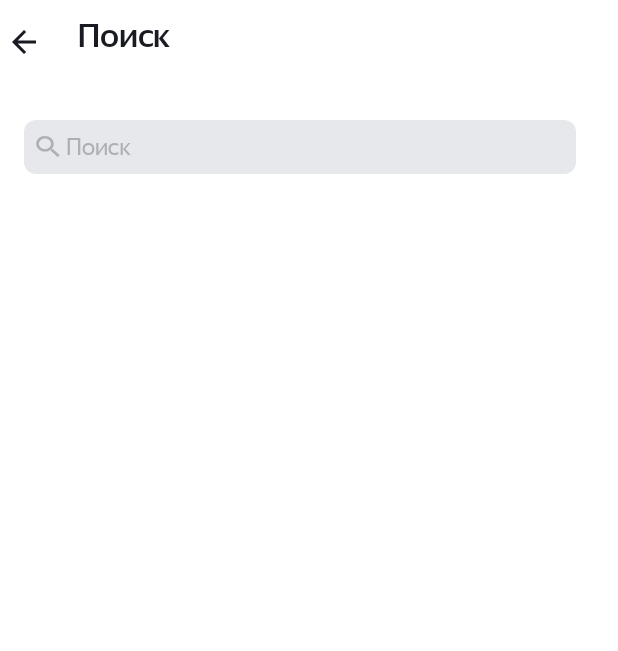
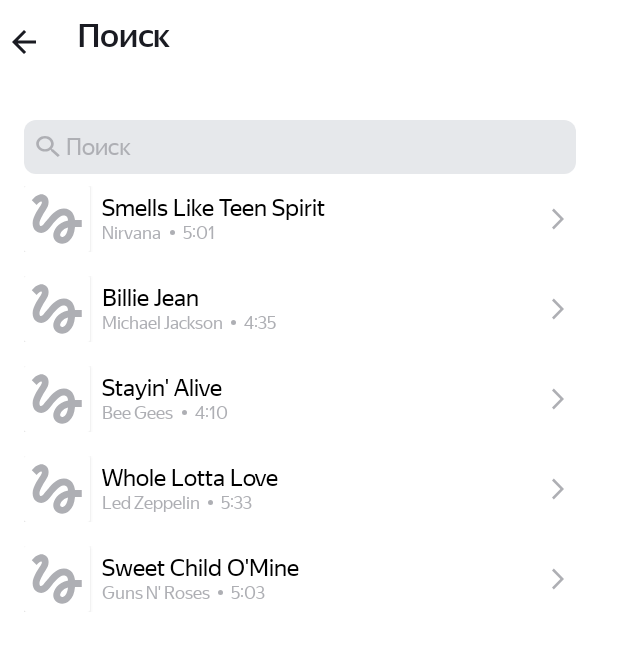
Before and after one commit to ekalemen/PlaylistMaker, an Android app: the screen it shows after launch (SearchActivity), after a tap on "Поиск", on a phone screen of 412 x 824 dp. Shown: the top 651 px of the screen. Run offline under Robolectric (Android 15) with nearby library versions, the phone set to English and light mode, and no system bars; pictures from the network do not load.

Commit message:
Sprint #10 Homework
This adds reciclerview for the tracks list in serch activity.

Signed-off-by: Eugeny Kalemenev <e.kalemenev@yadro.com>

```diff
--- a/app/build.gradle.kts
+++ b/app/build.gradle.kts
@@ -41,6 +41,8 @@ dependencies {
     implementation("androidx.appcompat:appcompat:1.7.0")
     implementation("com.google.android.material:material:1.12.0")
     implementation("androidx.constraintlayout:constraintlayout:2.1.4")
+    implementation ("com.github.bumptech.glide:glide:4.14.2")
+    annotationProcessor ("com.github.bumptech.glide:compiler:4.14.2")
     testImplementation("junit:junit:4.13.2")
     androidTestImplementation("androidx.test.ext:junit:1.2.1")
     androidTestImplementation("androidx.test.espresso:espresso-core:3.6.1")
--- a/app/src/main/AndroidManifest.xml
+++ b/app/src/main/AndroidManifest.xml
@@ -1,6 +1,8 @@
 <?xml version="1.0" encoding="utf-8"?>
 <manifest xmlns:android="http://schemas.android.com/apk/res/android"
     xmlns:tools="http://schemas.android.com/tools">
+
+    <uses-permission android:name="android.permission.INTERNET"/>
 
     <application
         android:allowBackup="true"
--- /dev/null
+++ b/app/src/main/java/com/practicum/playlistmaker/MockTrackList.kt
@@ -0,0 +1,37 @@
+package com.practicum.playlistmaker
+
+object MockTrackList {
+    val tracks = listOf<Track>(
+        Track(
+            "Smells Like Teen Spirit",
+            "Nirvana",
+            "5:01",
+            "https://is5-ssl.mzstatic.com/image/thumb/Music115/v4/7b/58/c2/7b58c21a-2b51-2bb2-e59a-9bb9b96ad8c3/00602567924166.rgb.jpg/100x100bb.jpg"
+        ),
+        Track(
+            "Billie Jean",
+            "Michael Jackson",
+            "4:35",
+            "https://is5-ssl.mzstatic.com/image/thumb/Music125/v4/3d/9d/38/3d9d3811-71f0-3a0e-1ada-3004e56ff852/827969428726.jpg/100x100bb.jpg"
+        ),
+        Track(
+            "Stayin' Alive",
+            "Bee Gees",
+            "4:10",
+            "https://is4-ssl.mzstatic.com/image/thumb/Music115/v4/1f/80/1f/1f801fc1-8c0f-ea3e-d3e5-387c6619619e/16UMGIM86640.rgb.jpg/100x100bb.jpg",
+        ),
+        Track(
+            "Whole Lotta Love",
+            "Led Zeppelin",
+            "5:33",
+            "https://is2-ssl.mzstatic.com/image/thumb/Music62/v4/7e/17/e3/7e17e33f-2efa-2a36-e916-7f808576cf6b/mzm.fyigqcbs.jpg/100x100bb.jpg",
+        ),
+        Track
+            (
+            "Sweet Child O'Mine",
+            "Guns N' Roses",
+            "5:03",
+            "https://is5-ssl.mzstatic.com/image/thumb/Music125/v4/a0/4d/c4/a04dc484-03cc-02aa-fa82-5334fcb4bc16/18UMGIM24878.rgb.jpg/100x100bb.jpg"
+        )
+    )
+}
--- a/app/src/main/java/com/practicum/playlistmaker/SearchActivity.kt
+++ b/app/src/main/java/com/practicum/playlistmaker/SearchActivity.kt
@@ -5,9 +5,15 @@ import androidx.appcompat.app.AppCompatActivity
 import android.os.Bundle
 import android.text.Editable
 import android.text.TextWatcher
+import android.view.LayoutInflater
 import android.view.MotionEvent
 import android.view.View
+import android.view.ViewGroup
 import android.widget.EditText
+import android.widget.ImageView
+import android.widget.TextView
+import androidx.recyclerview.widget.RecyclerView
+import com.bumptech.glide.Glide
 
 class SearchActivity : AppCompatActivity() {
     var inputText: String = AMOUNT_DEF
@@ -29,6 +35,10 @@ class SearchActivity : AppCompatActivity() {
     override fun onCreate(savedInstanceState: Bundle?) {
         super.onCreate(savedInstanceState)
         setContentView(R.layout.activity_search)
+
+        val recyclerView = findViewById<RecyclerView>(R.id.tracksRecyclerView)
+        val trackAdapter = TrackAdapter(MockTrackList.tracks)
+        recyclerView.adapter = trackAdapter
 
         val searchEditText = findViewById<EditText>(R.id.searchEditText)
 
@@ -75,3 +85,39 @@ class SearchActivity : AppCompatActivity() {
         searchEditText.addTextChangedListener(searchTextWatcher)
     }
 }
+
+class TrackAdapter(
+    private val tracks: List<Track>
+) : RecyclerView.Adapter<TrackViewHolder> () {
+
+    override fun onCreateViewHolder(parent: ViewGroup, viewType: Int): TrackViewHolder {
+        val view = LayoutInflater.from(parent.context).inflate(R.layout.track_item, parent, false)
+        return TrackViewHolder(view)
+    }
+
+    override fun onBindViewHolder(holder: TrackViewHolder, position: Int) {
+        holder.bind(tracks[position])
+    }
+
+    override fun getItemCount(): Int {
+        return tracks.size
+    }
+
+}
+class TrackViewHolder(itemView: View): RecyclerView.ViewHolder(itemView) {
+
+    private val artist: TextView = itemView.findViewById(R.id.foundArtistName)
+    private val trackName: TextView = itemView.findViewById(R.id.foundTrackName)
+    private val albumCover: ImageView = itemView.findViewById(R.id.albumCover)
+    private val trackTime: TextView = itemView.findViewById(R.id.foundTrackTime)
+
+    fun bind(model: Track) {
+        artist.setText(model.artistName)
+        trackName.setText(model.trackName)
+        trackTime.setText(model.trackTime)
+        Glide.with(itemView)
+            .load(model.artworkUrl100)
+            .placeholder(R.drawable.ic_track_placeholder)
+            .into(albumCover)
+    }
+}
--- /dev/null
+++ b/app/src/main/java/com/practicum/playlistmaker/Track.kt
@@ -0,0 +1,8 @@
+package com.practicum.playlistmaker
+
+data class Track(
+    val trackName: String,       // Название композиции
+    val artistName: String,      // Имя исполнителя
+    val trackTime: String,       // Продолжительность трека
+    val artworkUrl100: String   // Ссылка на изображение обложки
+)
--- /dev/null
+++ b/app/src/main/res/drawable/ic_artist_time_separator.xml
@@ -0,0 +1,12 @@
+<?xml version="1.0" encoding="utf-8"?>
+<shape
+    xmlns:android="http://schemas.android.com/apk/res/android"
+    android:shape="oval">
+
+    <solid
+        android:color="@color/search_gray"/>
+
+    <size
+        android:width="3dp"
+        android:height="3dp"/>
+</shape>
--- /dev/null
+++ b/app/src/main/res/drawable/ic_forward.xml
@@ -0,0 +1,9 @@
+<vector xmlns:android="http://schemas.android.com/apk/res/android"
+    android:width="24dp"
+    android:height="24dp"
+    android:viewportWidth="24"
+    android:viewportHeight="24">
+    <path
+        android:pathData="M8,17.749L9.213,19L16,12L9.213,5L8,6.252L13.573,12L8,17.749Z"
+        android:fillColor="@color/settings_gray"/>
+</vector>
--- /dev/null
+++ b/app/src/main/res/drawable/ic_track_placeholder.xml
@@ -0,0 +1,13 @@
+<vector xmlns:android="http://schemas.android.com/apk/res/android"
+    android:width="45dp"
+    android:height="45dp"
+    android:viewportWidth="45"
+    android:viewportHeight="45">
+    <group>
+        <clip-path
+            android:pathData="M0,0h45v45h-45z"/>
+        <path
+            android:pathData="M8.606,12.919C9.919,11.587 11.231,10.387 11.813,10.631C12.75,11.006 11.813,12.563 11.25,13.481C10.781,14.269 5.888,20.775 5.888,25.313C5.888,27.712 6.788,29.7 8.4,30.9C9.806,31.95 11.663,32.269 13.35,31.763C15.356,31.181 17.006,29.138 19.087,26.569C21.356,23.775 24.394,20.119 26.737,20.119C29.794,20.119 29.831,22.013 30.038,23.475C22.95,24.675 19.95,30.356 19.95,33.544C19.95,36.731 22.65,39.338 25.969,39.338C29.025,39.338 34.013,36.844 34.763,27.9H39.375V23.212H34.744C34.463,20.119 32.7,15.337 27.188,15.337C22.969,15.337 19.35,18.919 17.925,20.663C16.837,22.031 14.063,25.313 13.631,25.763C13.163,26.325 12.356,27.337 11.55,27.337C10.706,27.337 10.2,25.781 10.875,23.737C11.531,21.694 13.5,18.375 14.344,17.138C15.806,15 16.781,13.538 16.781,10.988C16.781,6.919 13.706,5.625 12.075,5.625C9.6,5.625 7.444,7.5 6.975,7.969C6.3,8.644 5.738,9.206 5.325,9.712L8.606,12.919ZM26.025,34.781C25.444,34.781 24.638,34.294 24.638,33.431C24.638,32.306 26.006,29.306 30.019,28.256C29.456,33.3 27.337,34.781 26.025,34.781Z"
+            android:fillColor="@color/search_gray"/>
+    </group>
+</vector>
--- a/app/src/main/res/layout/activity_search.xml
+++ b/app/src/main/res/layout/activity_search.xml
@@ -36,4 +36,12 @@
             android:textCursorDrawable="@drawable/cursor"
             tools:ignore="RtlSymmetry" />
     </LinearLayout>
+
+    <androidx.recyclerview.widget.RecyclerView
+        android:id="@+id/tracksRecyclerView"
+        android:layout_width="match_parent"
+        android:layout_height="wrap_content"
+        android:orientation="vertical"
+        app:layoutManager="androidx.recyclerview.widget.LinearLayoutManager"/>
+
 </LinearLayout>
--- /dev/null
+++ b/app/src/main/res/layout/track_item.xml
@@ -0,0 +1,78 @@
+<?xml version="1.0" encoding="utf-8"?>
+<LinearLayout xmlns:android="http://schemas.android.com/apk/res/android"
+    xmlns:app="http://schemas.android.com/apk/res-auto"
+    xmlns:tools="http://schemas.android.com/tools"
+    android:id="@+id/foundTrackItem"
+    android:layout_width="match_parent"
+    android:layout_height="wrap_content"
+    android:layout_marginVertical="8dp"
+    android:paddingHorizontal="16dp"
+    android:orientation="horizontal">
+
+    <androidx.cardview.widget.CardView
+        android:layout_width="wrap_content"
+        android:layout_height="wrap_content"
+        app:cardCornerRadius="2dp">
+    <ImageView
+        style="@style/SearchAlbumCover"
+        android:id="@+id/albumCover"
+        android:layout_width="44dp"
+        android:layout_height="44dp"
+        android:src="@drawable/ic_track_placeholder" />
+    </androidx.cardview.widget.CardView>
+
+    <LinearLayout
+        android:layout_width="0dp"
+        android:layout_height="match_parent"
+        android:gravity="center_vertical"
+        android:layout_marginHorizontal="8dp"
+        android:layout_weight="1"
+        android:orientation="vertical">
+
+        <TextView
+            style="@style/SearchTrackName"
+            android:id="@+id/foundTrackName"
+            android:layout_height="wrap_content"
+            android:layout_width="wrap_content"
+            tools:text="Smells Like Teen Spirit"/>
+
+        <LinearLayout
+            android:layout_width="match_parent"
+            android:layout_height="wrap_content"
+            android:gravity="center_vertical"
+            android:orientation="horizontal">
+
+            <TextView
+                style="@style/SearchTrackArtistAndDuration"
+                android:id="@+id/foundArtistName"
+                android:layout_height="wrap_content"
+                android:layout_width="wrap_content"
+                android:maxWidth="210dp"
+                tools:text="Nirvana" />
+
+            <ImageView
+                style="@style/SearchTrackArtistAndDuration"
+                android:layout_width="wrap_content"
+                android:layout_height="wrap_content"
+                android:layout_marginHorizontal="5dp"
+                android:src="@drawable/ic_artist_time_separator" />
+
+            <TextView
+                style="@style/SearchTrackArtistAndDuration"
+                android:id="@+id/foundTrackTime"
+                android:layout_height="wrap_content"
+                android:layout_width="wrap_content"
+                tools:text="4:01" />
+
+        </LinearLayout>
+
+    </LinearLayout>
+
+    <ImageView
+        style="@style/SearchTrackItemArrow"
+        android:layout_width="24dp"
+        android:layout_height="24dp"
+        android:layout_gravity="end|center_vertical"
+        android:src="@drawable/ic_forward" />
+
+</LinearLayout>
--- a/app/src/main/res/values-night/styles.xml
+++ b/app/src/main/res/values-night/styles.xml
@@ -105,4 +105,26 @@
         <item name = "android:background">@drawable/rounded_search_edittext</item>
         <item name = "android:backgroundTint">@color/white</item>
     </style>
+    <style name="SearchAlbumCover">
+        <item name="android:background">@color/main_black</item>
+    </style>
+    <style name="SearchTrackName">
+        <item name="android:fontFamily">@font/ys_display_regular</item>
+        <item name="android:textColor">@color/white</item>
+        <item name="android:textSize">16sp</item>
+        <item name="android:textFontWeight">400</item>
+        <item name="android:singleLine">true</item>
+        <item name="android:ellipsize">end</item>
+    </style>
+    <style name="SearchTrackArtistAndDuration">
+        <item name="android:fontFamily">@font/ys_display_regular</item>
+        <item name="android:textColor">@color/white</item>
+        <item name="android:textSize">12sp</item>
+        <item name="android:textFontWeight">400</item>
+        <item name="android:singleLine">true</item>
+        <item name="android:ellipsize">end</item>
+    </style>
+    <style name="SearchTrackItemArrow">
+        <item name = "tint">@color/white</item>
+    </style>
 </resources>
--- a/app/src/main/res/values/colors.xml
+++ b/app/src/main/res/values/colors.xml
@@ -9,4 +9,5 @@
     <color name="settings_knob_blue">#3772E7</color>
     <color name="settings_sw_track_gray">#E6E8EB</color>
     <color name="settings_sw_track_light_blue">#9FBBF3</color>
+    <color name="search_gray">#FFAEAFB4</color>
 </resources>
--- a/app/src/main/res/values/strings.xml
+++ b/app/src/main/res/values/strings.xml
@@ -14,4 +14,5 @@
     <string name="support_mail_subject">Сообщение разработчикам и разработчицам приложения Playlist Maker</string>
     <string name="support_mail_body">Спасибо разработчикам и разработчицам за крутое приложение!</string>
     <string name="support_user_agreement_url">https://yandex.ru/legal/practicum_offer</string>
+    <string name="track_time_separator"> • </string>
 </resources>
--- a/app/src/main/res/values/styles.xml
+++ b/app/src/main/res/values/styles.xml
@@ -104,4 +104,26 @@
         <item name = "android:background">@drawable/rounded_search_edittext</item>
         <item name = "android:backgroundTint">@color/settings_sw_track_gray</item>
     </style>
+    <style name="SearchAlbumCover">
+        <item name="android:background">@color/white</item>
+    </style>
+    <style name="SearchTrackName">
+        <item name="android:fontFamily">@font/ys_display_regular</item>
+        <item name="android:textColor">@color/black</item>
+        <item name="android:textSize">16sp</item>
+        <item name="android:textFontWeight">400</item>
+        <item name="android:singleLine">true</item>
+        <item name="android:ellipsize">end</item>
+    </style>
+    <style name="SearchTrackArtistAndDuration">
+        <item name="android:fontFamily">@font/ys_display_regular</item>
+        <item name="android:textColor">@color/search_gray</item>
+        <item name="android:textSize">12sp</item>
+        <item name="android:textFontWeight">400</item>
+        <item name="android:singleLine">true</item>
+        <item name="android:ellipsize">end</item>
+    </style>
+    <style name="SearchTrackItemArrow">
+        <item name = "tint">@color/search_gray</item>
+    </style>
 </resources>
```
